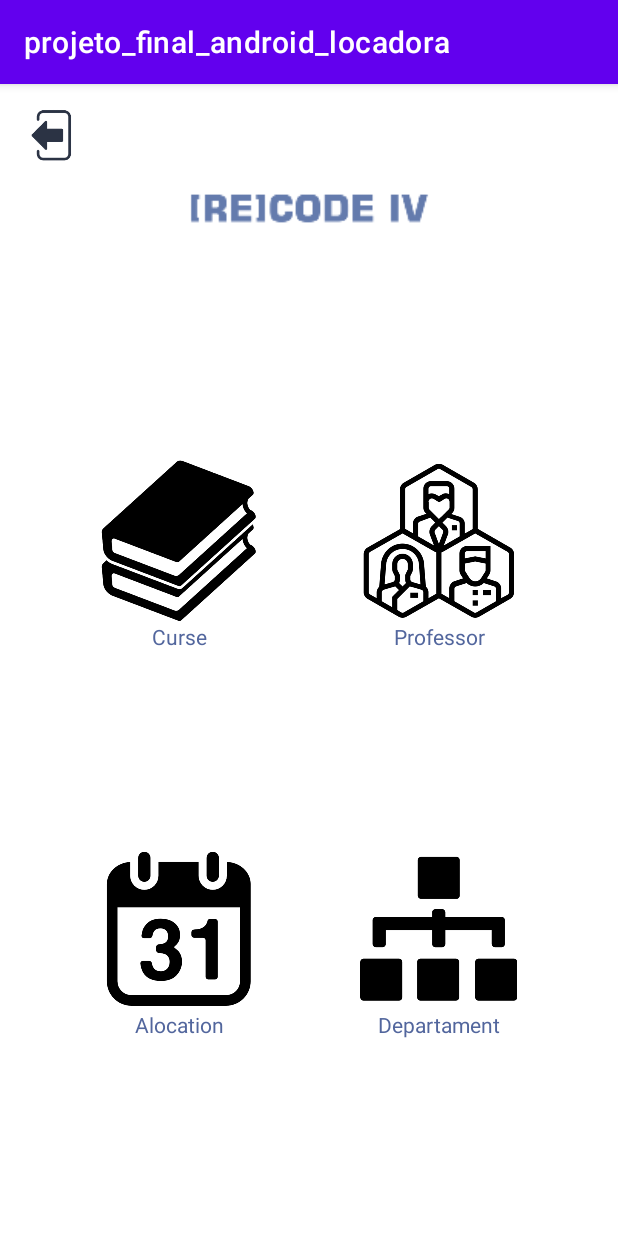
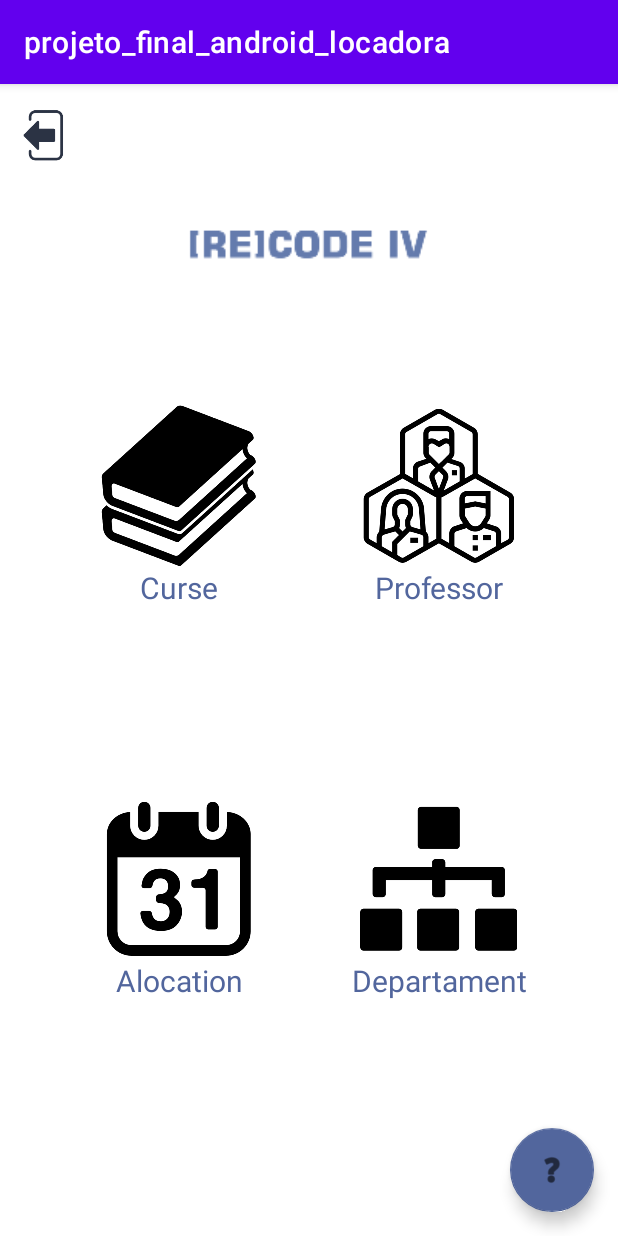
Before and after one commit to gusttavopapini/projeto_final_recode_grupo, an Android app: the MenuGeral screen opened directly, with no data from a screen before it, on a phone screen of 412 x 824 dp. Run offline under Robolectric (Android 15) with nearby library versions, the phone set to English and light mode, and no system bars.

Commit message:
Edit Android

```diff
--- a/android/app/src/main/res/layout/activity_main.xml
+++ b/android/app/src/main/res/layout/activity_main.xml
@@ -73,19 +73,6 @@
         app:layout_constraintStart_toStartOf="parent"
         app:layout_constraintTop_toTopOf="parent" />
 
-    <com.google.android.material.floatingactionbutton.FloatingActionButton
-        android:id="@+id/floatingActionButton"
-        android:layout_width="wrap_content"
-        android:layout_height="wrap_content"
-        android:layout_marginEnd="16dp"
-        android:layout_marginBottom="16dp"
-        android:backgroundTint="#52669D"
-        android:clickable="true"
-        app:backgroundTint="#52669D"
-        app:layout_constraintBottom_toBottomOf="parent"
-        app:layout_constraintEnd_toEndOf="parent"
-        app:rippleColor="#FFFFFF"
-        app:srcCompat="@android:drawable/ic_menu_help"
-        />
+
 
 </androidx.constraintlayout.widget.ConstraintLayout>
--- a/android/app/src/main/res/layout/activity_menu_geral.xml
+++ b/android/app/src/main/res/layout/activity_menu_geral.xml
@@ -15,55 +15,55 @@
         android:background="@mipmap/logout_foreground"
         app:layout_constraintStart_toStartOf="parent"
         app:layout_constraintTop_toTopOf="parent"
-        android:layout_marginStart="5dp"
         android:layout_marginTop="5dp"
         />
-
 
     <ImageButton
         android:id="@+id/buttonCurse"
         android:layout_width="wrap_content"
         android:layout_height="wrap_content"
+        android:layout_marginTop="60dp"
         android:background="@mipmap/livros_foreground"
         app:layout_constraintBottom_toTopOf="@id/buttonAlocation"
         app:layout_constraintEnd_toStartOf="@id/buttonProfessor"
         app:layout_constraintStart_toStartOf="parent"
         app:layout_constraintTop_toTopOf="parent"
-        android:layout_marginTop="100dp"
+        />
+
+    <ImageButton
+        android:id="@+id/buttonDepartament"
+        android:layout_width="wrap_content"
+        android:layout_height="wrap_content"
+        android:background="@mipmap/conect_foreground"
+        app:layout_constraintBottom_toBottomOf="parent"
+        app:layout_constraintEnd_toEndOf="parent"
+        app:layout_constraintStart_toEndOf="@id/buttonAlocation"
+        app:layout_constraintTop_toBottomOf="@id/buttonProfessor"
+        android:layout_marginBottom="30dp"
+        />
+
+    <ImageButton
+        android:id="@+id/buttonAlocation"
+        android:layout_width="wrap_content"
+        android:layout_height="wrap_content"
+        android:background="@mipmap/calendar_foreground"
+        app:layout_constraintBottom_toBottomOf="parent"
+        app:layout_constraintEnd_toStartOf="@id/buttonDepartament"
+        app:layout_constraintStart_toStartOf="parent"
+        app:layout_constraintTop_toBottomOf="@id/buttonCurse"
+        android:layout_marginBottom="30dp"
         />
 
     <ImageButton
         android:id="@+id/buttonProfessor"
         android:layout_width="wrap_content"
         android:layout_height="wrap_content"
+        android:layout_marginTop="60dp"
+        android:background="@mipmap/pessoas_foreground"
+        app:layout_constraintBottom_toTopOf="@id/buttonDepartament"
+        app:layout_constraintEnd_toEndOf="parent"
+        app:layout_constraintStart_toEndOf="@id/buttonCurse"
         app:layout_constraintTop_toTopOf="parent"
-        app:layout_constraintStart_toEndOf="@id/buttonCurse"
-        app:layout_constraintEnd_toEndOf="parent"
-        app:layout_constraintBottom_toTopOf="@id/buttonDepartament"
-        android:background="@mipmap/pessoas_foreground"
-        android:layout_marginTop="100dp"
-        />
-
-    <ImageButton
-        android:id="@+id/buttonAlocation"
-        android:layout_width="wrap_content"
-        android:layout_height="wrap_content"
-        app:layout_constraintTop_toBottomOf="@id/buttonCurse"
-        app:layout_constraintStart_toStartOf="parent"
-        app:layout_constraintEnd_toStartOf="@id/buttonDepartament"
-        app:layout_constraintBottom_toBottomOf="parent"
-        android:background="@mipmap/calendar_foreground"
-        />
-
-    <ImageButton
-        android:id="@+id/buttonDepartament"
-        android:layout_width="wrap_content"
-        android:layout_height="wrap_content"
-        app:layout_constraintTop_toBottomOf="@id/buttonProfessor"
-        app:layout_constraintStart_toEndOf="@id/buttonAlocation"
-        app:layout_constraintEnd_toEndOf="parent"
-        app:layout_constraintBottom_toBottomOf="parent"
-        android:background="@mipmap/conect_foreground"
         />
 
     <TextView
@@ -72,6 +72,7 @@
         android:layout_height="wrap_content"
         android:text="Curse"
         android:textColor="#52669D"
+        android:textSize="20dp"
         app:layout_constraintEnd_toEndOf="@+id/buttonCurse"
         app:layout_constraintStart_toStartOf="@+id/buttonCurse"
         app:layout_constraintTop_toBottomOf="@+id/buttonCurse"
@@ -83,6 +84,7 @@
         android:layout_height="wrap_content"
         android:text="Professor"
         android:textColor="#52669D"
+        android:textSize="20dp"
         app:layout_constraintEnd_toEndOf="@+id/buttonProfessor"
         app:layout_constraintStart_toStartOf="@+id/buttonProfessor"
         app:layout_constraintTop_toBottomOf="@+id/buttonProfessor"
@@ -94,6 +96,7 @@
         android:layout_height="wrap_content"
         android:text="Departament"
         android:textColor="#52669D"
+        android:textSize="20dp"
         app:layout_constraintEnd_toEndOf="@+id/buttonDepartament"
         app:layout_constraintStart_toStartOf="@+id/buttonDepartament"
         app:layout_constraintTop_toBottomOf="@+id/buttonDepartament"
@@ -105,6 +108,7 @@
         android:layout_height="wrap_content"
         android:text="Alocation"
         android:textColor="#52669D"
+        android:textSize="20dp"
         app:layout_constraintEnd_toEndOf="@+id/buttonAlocation"
         app:layout_constraintStart_toStartOf="@+id/buttonAlocation"
         app:layout_constraintTop_toBottomOf="@+id/buttonAlocation"
@@ -114,10 +118,26 @@
         android:id="@+id/imageView"
         android:layout_width="282dp"
         android:layout_height="166dp"
+        android:layout_marginTop="24dp"
         app:layout_constraintEnd_toEndOf="parent"
+        app:layout_constraintHorizontal_bias="0.496"
         app:layout_constraintStart_toStartOf="parent"
         app:layout_constraintTop_toTopOf="parent"
-        app:srcCompat="@mipmap/logo_text_foreground"
+        app:srcCompat="@mipmap/logo_text_foreground" />
+
+    <com.google.android.material.floatingactionbutton.FloatingActionButton
+        android:id="@+id/floatingActionButton"
+        android:layout_width="wrap_content"
+        android:layout_height="wrap_content"
+        android:layout_marginEnd="16dp"
+        android:layout_marginBottom="16dp"
+        android:backgroundTint="#52669D"
+        android:clickable="true"
+        app:backgroundTint="#52669D"
+        app:layout_constraintBottom_toBottomOf="parent"
+        app:layout_constraintEnd_toEndOf="parent"
+        app:rippleColor="#FFFFFF"
+        app:srcCompat="@android:drawable/ic_menu_help"
         />
 
 </androidx.constraintlayout.widget.ConstraintLayout>
```
